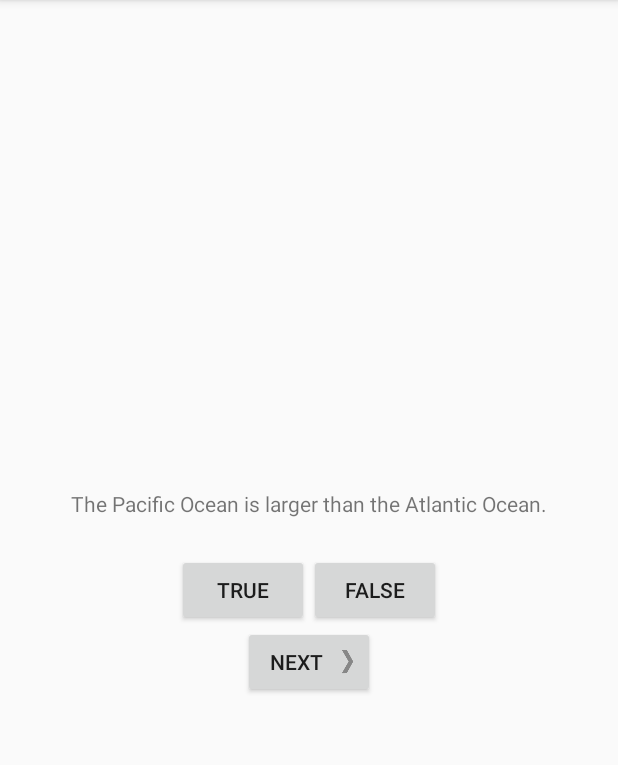
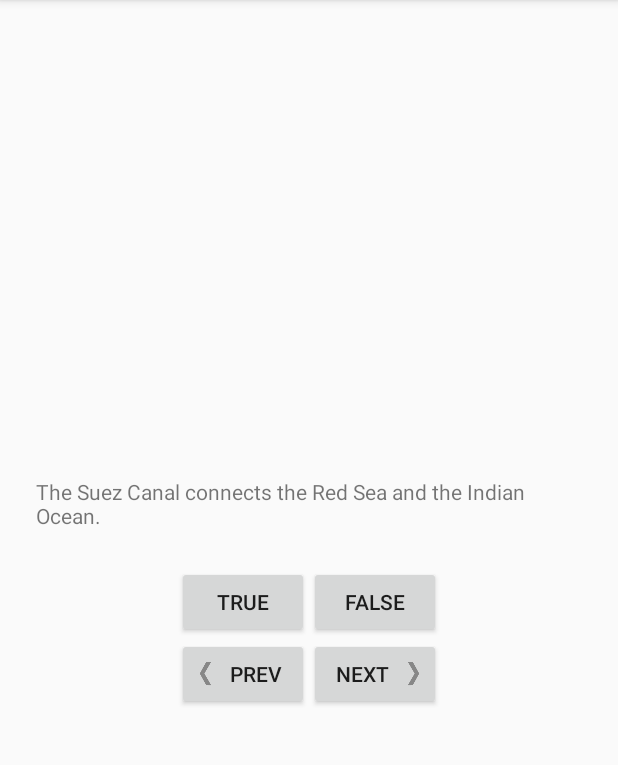
Before and after one commit to CristianSandu/GeoQuiz2, an Android app: the screen it shows after launch (MainActivity), after a tap on "NEXT", on a phone screen of 412 x 824 dp, the part 84-849 px from its top. Run offline under Robolectric (Android 15) with nearby library versions, the phone set to English and light mode, and no system bars; 3 other taps on this screen came first.

Commit message:
added prev Button

```diff
--- a/app/src/main/java/com/example/geoquiz2/MainActivity.java
+++ b/app/src/main/java/com/example/geoquiz2/MainActivity.java
@@ -7,12 +7,15 @@
 import android.widget.TextView;
 import android.widget.Toast;
 
+import static java.lang.Math.abs;
+
 public class MainActivity extends AppCompatActivity {
 
     // Buttons
     private Button mTrueButton;
     private Button mFalseButton;
     private Button mNextButton;
+    private Button mPrevButton;
 
     // question Text View
     private TextView mQuestionTextView;
@@ -38,6 +41,7 @@
         mTrueButton = findViewById(R.id.true_button);
         mFalseButton = findViewById(R.id.false_button);
         mNextButton = findViewById(R.id.next_button);
+        mPrevButton = findViewById(R.id.prev_button);
 
         // setting text to question
         mQuestionTextView = findViewById(R.id.question_text);
@@ -66,6 +70,23 @@
             }
         });
 
+        mQuestionTextView.setOnClickListener(new View.OnClickListener() {
+            @Override
+            public void onClick(View v) {
+                mCurrentIndex = (mCurrentIndex + 1) % mQuestionBank.length;
+                updateQuestion();
+            }
+        });
+
+        mPrevButton.setOnClickListener(new View.OnClickListener() {
+            @Override
+            public void onClick(View v) {
+                 mCurrentIndex = abs((mCurrentIndex - 1) % mQuestionBank.length);
+                updateQuestion();
+            }
+        });
+
+
         //  Encapsulating with updateQuestion()
         updateQuestion();
     }
--- a/app/src/main/res/layout/activity_main.xml
+++ b/app/src/main/res/layout/activity_main.xml
@@ -29,6 +29,18 @@
             android:text="@string/false_button" />
     </LinearLayout>
 
+    <LinearLayout
+        android:layout_width="wrap_content"
+        android:layout_height="wrap_content">
+
+        <Button
+            android:id="@+id/prev_button"
+            android:layout_width="wrap_content"
+            android:layout_height="wrap_content"
+            android:text="@string/prev_button"
+            android:drawableLeft="@drawable/arrow_left"
+            android:drawablePadding="4dp"/>
+
 
         <Button
             android:id="@+id/next_button"
@@ -38,4 +50,9 @@
             android:drawableRight="@drawable/arrow_right"
             android:drawablePadding="4dp"/>
 
+
+
     </LinearLayout>
+
+
+</LinearLayout>
--- a/app/src/main/res/values/strings.xml
+++ b/app/src/main/res/values/strings.xml
@@ -5,6 +5,7 @@
     <string name="next_button">Next</string>
     <string name="correct_toast">Correct!</string>
     <string name="incorrect_toast">Incorrect!</string>
+    <string name="prev_button">Prev</string>
 
     <string name="question_australia">Canberra is the capital of Australia.</string>
     <string name="question_oceans">The Pacific Ocean is larger than the Atlantic Ocean.</string>
```
Lines whose indentation alone changed are shown as unchanged.
